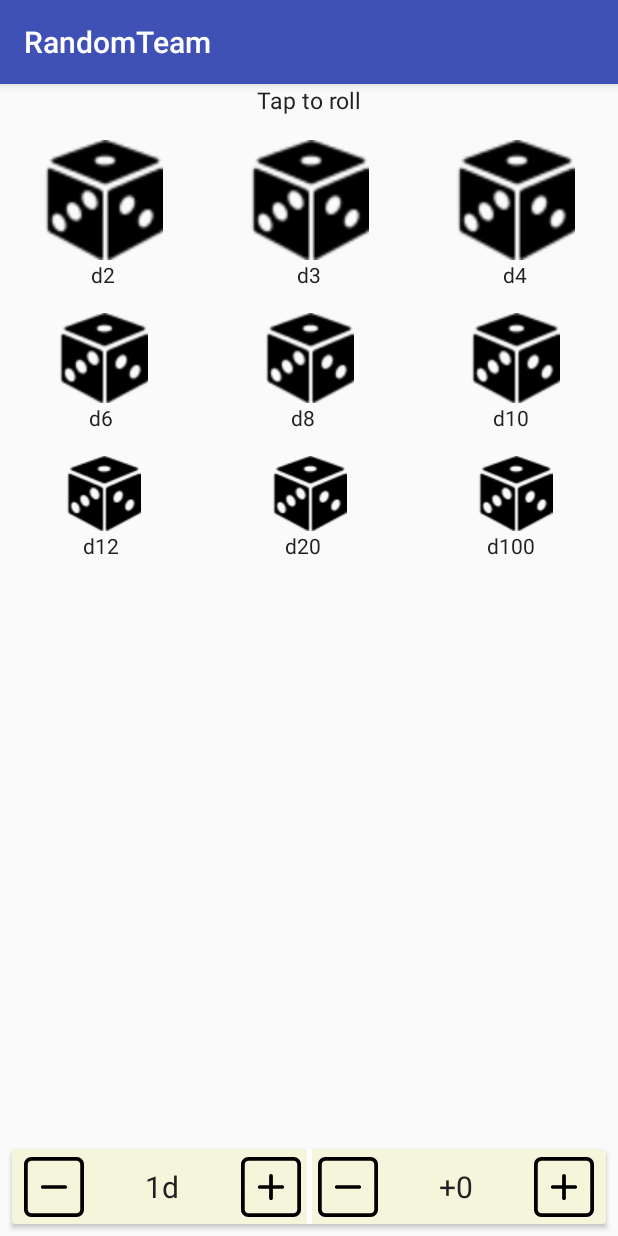
After one commit to SergeyRF/RandomTeam, an Android app: the DiceActivity screen opened directly, with no data from a screen before it, on a phone screen of 412 x 824 dp. The commit adds this screen. Run offline under Robolectric (Android 15) with nearby library versions, the phone set to English and light mode, and no system bars.

Commit message:
dice random

```diff
--- a/app/src/main/AndroidManifest.xml
+++ b/app/src/main/AndroidManifest.xml
@@ -17,7 +17,8 @@
                 <category android:name="android.intent.category.LAUNCHER" />
             </intent-filter>
         </activity>
-        <activity android:name=".activity.PlayerTeamActivity"></activity>
+        <activity android:name=".activity.PlayerTeamActivity" />
+        <activity android:name=".activity.DiceActivity"></activity>
     </application>
 
 </manifest>
--- /dev/null
+++ b/app/src/main/java/com/atilladroid/randomteam/activity/DiceActivity.kt
@@ -0,0 +1,145 @@
+package com.atilladroid.randomteam.activity
+
+import android.annotation.SuppressLint
+import android.app.Dialog
+import android.os.Bundle
+import android.os.Handler
+import android.support.v7.app.AppCompatActivity
+import android.widget.TextView
+import com.atilladroid.randomteam.R
+import kotlinx.android.synthetic.main.activity_dice.*
+
+class DiceActivity : AppCompatActivity() {
+
+    var diceSum = 1
+    var numberSum = 0
+    var numberSign = "+"
+
+    @SuppressLint("SetTextI18n")
+    override fun onCreate(savedInstanceState: Bundle?) {
+        super.onCreate(savedInstanceState)
+        setContentView(R.layout.activity_dice)
+        setText()
+
+
+        ib_plus_d.setOnClickListener {
+            plusDice()
+            setText()
+        }
+        ib_minus_d.setOnClickListener {
+            minusDice()
+            setText()
+        }
+        ib_plus_number.setOnClickListener {
+            plusNumber()
+            setText()
+        }
+        ib_minus_number.setOnClickListener {
+            minusNumber()
+            setText()
+        }
+
+        iv_dice_d2.setOnClickListener { dialog(createDice(2)) }
+        iv_dice_d3.setOnClickListener { dialog(createDice(3)) }
+        iv_dice_d4.setOnClickListener { dialog(createDice(4)) }
+        iv_dice_d6.setOnClickListener { dialog(createDice(6)) }
+        iv_dice_d8.setOnClickListener { dialog(createDice(8)) }
+        iv_dice_d10.setOnClickListener { dialog(createDice(10)) }
+        iv_dice_d12.setOnClickListener { dialog(createDice(12)) }
+        iv_dice_d20.setOnClickListener { dialog(createDice(20)) }
+        iv_dice_d100.setOnClickListener { dialog(createDice(100)) }
+
+
+    }
+
+
+    fun setText() {
+        tv_dice_sum.text = "${diceSum}d"
+        tv_number_sum.text = if (numberSum >= 0) {
+            "$numberSign$numberSum"
+        } else {
+            "$numberSum"
+        }
+    }
+
+    fun plusDice() {
+        if (diceSum == 100) {
+        } else {
+            diceSum++
+        }
+    }
+
+    fun minusDice() {
+        if (diceSum == 1) {
+        } else {
+            diceSum--
+        }
+    }
+
+    fun plusNumber() {
+        if (numberSum == 100) {
+        } else {
+            numberSum++
+        }
+    }
+
+    fun minusNumber() {
+        if (numberSum == -100) {
+        } else {
+            numberSum--
+        }
+    }
+
+    fun generateRandom(dice: Int): Int {
+        Handler().postDelayed({ }, 3)
+        return (Math.random() * dice).toInt() + 1
+    }
+
+    fun createDice(dice: Int): MutableList<Int> {
+        val listResult = mutableListOf<Int>()
+        var result: Int
+
+        for (i in 1..diceSum) {
+            listResult.add(generateRandom(dice))
+        }
+        result = listResult.sum() + numberSum
+        listResult.add(result)
+        listResult.add(dice)
+        return listResult
+    }
+
+    private fun dialog(result: MutableList<Int>) {
+        val dialog = Dialog(this)
+
+        dialog.setContentView(R.layout.dialog_dice_result)
+        val tvNumberDice = dialog.findViewById<TextView>(R.id.tv_number_dice)
+        val tvDiceResult = dialog.findViewById<TextView>(R.id.tv_dice_result)
+        val tvDiceSmollResult = dialog.findViewById<TextView>(R.id.tv_dice_smoll_result)
+
+
+        var dice = "${diceSum}d${result[result.lastIndex]}"
+        if (numberSum != 0) {
+            if (numberSum > 0) {
+                dice += "${numberSign}${numberSum}"
+            } else {
+                dice += "${numberSum}"
+            }
+        }
+        tvNumberDice.text = dice
+
+        tvDiceResult.text = "${result[result.lastIndex - 1]}"
+        var smollResult: String = ""
+        for (i in 0..result.lastIndex - 2) {
+            if (i == 0) {
+                smollResult = result[i].toString()
+            } else {
+                smollResult += ", ${result[i]}"
+            }
+        }
+        tvDiceSmollResult.text = smollResult
+
+
+
+        dialog.show()
+    }
+}
--- a/app/src/main/java/com/atilladroid/randomteam/activity/StartActivity.kt
+++ b/app/src/main/java/com/atilladroid/randomteam/activity/StartActivity.kt
@@ -14,5 +14,8 @@ class StartActivity : AppCompatActivity() {
         bt_start.setOnClickListener {
             startActivity(Intent(this, PlayerTeamActivity::class.java))
         }
+        bt_rules.setOnClickListener {
+            startActivity(Intent(this,DiceActivity::class.java))
+        }
     }
 }
--- /dev/null
+++ b/app/src/main/res/drawable/ic_add_button.xml
@@ -0,0 +1,4 @@
+<vector android:height="40dp" android:viewportHeight="612.0"
+    android:viewportWidth="612.0" android:width="40dp" xmlns:android="http://schemas.android.com/apk/res/android">
+    <path android:fillColor="#FF000000" android:pathData="M420.8,286.9h-95.6V191.3c0,-10.6 -8.6,-19.1 -19.1,-19.1c-10.6,0 -19.1,8.6 -19.1,19.1v95.6H191.3c-10.6,0 -19.1,8.6 -19.1,19.1c0,10.6 8.6,19.1 19.1,19.1h95.6v95.6c0,10.6 8.6,19.1 19.1,19.1c10.6,0 19.1,-8.6 19.1,-19.1v-95.6h95.6c10.6,0 19.1,-8.6 19.1,-19.1C439.9,295.4 431.3,286.9 420.8,286.9zM535.5,0h-459C34.3,0 0,34.3 0,76.5v459C0,577.7 34.3,612 76.5,612h459c42.2,0 76.5,-34.3 76.5,-76.5v-459C612,34.3 577.7,0 535.5,0zM573.8,535.5c0,21.1 -17.1,38.3 -38.3,38.3h-459c-21.1,0 -38.3,-17.1 -38.3,-38.3v-459c0,-21.1 17.1,-38.3 38.3,-38.3h459c21.1,0 38.3,17.1 38.3,38.3V535.5z"/>
+</vector>
--- /dev/null
+++ b/app/src/main/res/drawable/ic_minus_button.xml
@@ -0,0 +1,4 @@
+<vector android:height="40dp" android:viewportHeight="612.0"
+    android:viewportWidth="612.0" android:width="40dp" xmlns:android="http://schemas.android.com/apk/res/android">
+    <path android:fillColor="#FF000000" android:pathData="M420.8,286.9h-229.5c-10.6,0 -19.1,8.6 -19.1,19.1c0,10.6 8.6,19.1 19.1,19.1h229.5c10.6,0 19.1,-8.6 19.1,-19.1C439.9,295.4 431.3,286.9 420.8,286.9zM535.5,0h-459C34.3,0 0,34.3 0,76.5v459C0,577.7 34.3,612 76.5,612h459c42.2,0 76.5,-34.3 76.5,-76.5v-459C612,34.3 577.7,0 535.5,0zM573.8,535.5c0,21.1 -17.1,38.3 -38.3,38.3h-459c-21.1,0 -38.3,-17.1 -38.3,-38.3v-459c0,-21.1 17.1,-38.3 38.3,-38.3h459c21.1,0 38.3,17.1 38.3,38.3V535.5z"/>
+</vector>
--- /dev/null
+++ b/app/src/main/res/layout/activity_dice.xml
@@ -0,0 +1,291 @@
+<?xml version="1.0" encoding="utf-8"?>
+<android.support.constraint.ConstraintLayout xmlns:android="http://schemas.android.com/apk/res/android"
+    xmlns:app="http://schemas.android.com/apk/res-auto"
+    xmlns:tools="http://schemas.android.com/tools"
+    android:layout_width="match_parent"
+    android:layout_height="match_parent"
+    tools:context="com.atilladroid.randomteam.activity.DiceActivity">
+
+    <LinearLayout
+        android:layout_width="match_parent"
+        android:layout_height="wrap_content"
+        android:orientation="vertical">
+
+        <TextView
+            android:layout_width="match_parent"
+            android:layout_height="wrap_content"
+            android:layout_marginBottom="@dimen/big_margin"
+            android:gravity="center"
+            android:text="Tap to roll"
+            android:textColor="@color/primary_text"
+            android:textSize="@dimen/text_smoll"
+
+            />
+
+        <LinearLayout
+            android:layout_width="match_parent"
+            android:layout_height="80dp">
+
+            <ImageView
+                android:id="@+id/iv_dice_d2"
+                android:layout_width="wrap_content"
+                android:layout_height="match_parent"
+                android:layout_weight="1"
+                android:src="@drawable/dice" />
+
+            <ImageView
+                android:id="@+id/iv_dice_d3"
+                android:layout_width="wrap_content"
+                android:layout_height="match_parent"
+                android:layout_weight="1"
+                android:src="@drawable/dice" />
+
+            <ImageView
+                android:id="@+id/iv_dice_d4"
+                android:layout_width="wrap_content"
+                android:layout_height="match_parent"
+                android:layout_weight="1"
+                android:src="@drawable/dice" />
+        </LinearLayout>
+
+        <LinearLayout
+            android:layout_width="match_parent"
+            android:layout_height="wrap_content">
+
+            <TextView
+                android:layout_width="wrap_content"
+                android:layout_height="wrap_content"
+                android:layout_weight="1"
+                android:gravity="center"
+                android:text="d2"
+                android:textColor="@color/primary_text" />
+
+            <TextView
+                android:layout_width="wrap_content"
+                android:layout_height="wrap_content"
+                android:layout_weight="1"
+                android:gravity="center"
+                android:text="d3"
+                android:textColor="@color/primary_text" />
+
+            <TextView
+                android:layout_width="wrap_content"
+                android:layout_height="wrap_content"
+                android:layout_weight="1"
+                android:gravity="center"
+                android:text="d4"
+                android:textColor="@color/primary_text" />
+        </LinearLayout>
+
+        <LinearLayout
+            android:layout_width="match_parent"
+            android:layout_height="60dp"
+            android:layout_marginTop="@dimen/big_margin">
+
+            <ImageView
+                android:id="@+id/iv_dice_d6"
+                android:layout_width="wrap_content"
+                android:layout_height="match_parent"
+                android:layout_weight="1"
+                android:src="@drawable/dice" />
+
+            <ImageView
+                android:id="@+id/iv_dice_d8"
+                android:layout_width="wrap_content"
+                android:layout_height="match_parent"
+                android:layout_weight="1"
+                android:src="@drawable/dice" />
+
+            <ImageView
+                android:id="@+id/iv_dice_d10"
+                android:layout_width="wrap_content"
+                android:layout_height="match_parent"
+                android:layout_weight="1"
+                android:src="@drawable/dice" />
+        </LinearLayout>
+
+        <LinearLayout
+            android:layout_width="match_parent"
+            android:layout_height="wrap_content">
+
+            <TextView
+                android:layout_width="wrap_content"
+                android:layout_height="wrap_content"
+                android:layout_weight="1"
+                android:gravity="center"
+                android:text="d6"
+                android:textColor="@color/primary_text" />
+
+            <TextView
+                android:layout_width="wrap_content"
+                android:layout_height="wrap_content"
+                android:layout_weight="1"
+                android:gravity="center"
+                android:text="d8"
+                android:textColor="@color/primary_text" />
+
+            <TextView
+                android:layout_width="wrap_content"
+                android:layout_height="wrap_content"
+                android:layout_weight="1"
+                android:gravity="center"
+                android:text="d10"
+                android:textColor="@color/primary_text" />
+        </LinearLayout>
+
+        <LinearLayout
+            android:layout_width="match_parent"
+            android:layout_height="wrap_content"
+            android:layout_marginTop="@dimen/big_margin">
+
+            <ImageView
+                android:id="@+id/iv_dice_d12"
+                android:layout_width="wrap_content"
+                android:layout_height="wrap_content"
+                android:layout_weight="1"
+                android:src="@drawable/dice" />
+
+            <ImageView
+                android:id="@+id/iv_dice_d20"
+                android:layout_width="wrap_content"
+                android:layout_height="wrap_content"
+                android:layout_weight="1"
+                android:src="@drawable/dice" />
+
+            <ImageView
+                android:id="@+id/iv_dice_d100"
+                android:layout_width="wrap_content"
+                android:layout_height="wrap_content"
+                android:layout_weight="1"
+                android:src="@drawable/dice" />
+        </LinearLayout>
+
+        <LinearLayout
+            android:layout_width="match_parent"
+            android:layout_height="wrap_content">
+
+            <TextView
+                android:layout_width="wrap_content"
+                android:layout_height="wrap_content"
+                android:layout_weight="1"
+                android:gravity="center"
+                android:text="d12"
+                android:textColor="@color/primary_text" />
+
+            <TextView
+                android:layout_width="wrap_content"
+                android:layout_height="wrap_content"
+                android:layout_weight="1"
+                android:gravity="center"
+                android:text="d20"
+                android:textColor="@color/primary_text" />
+
+            <TextView
+                android:layout_width="wrap_content"
+                android:layout_height="wrap_content"
+                android:layout_weight="1"
+                android:gravity="center"
+                android:text="d100"
+                android:textColor="@color/primary_text" />
+        </LinearLayout>
+
+    </LinearLayout>
+
+    <android.support.v7.widget.CardView xmlns:android="http://schemas.android.com/apk/res/android"
+        xmlns:app="http://schemas.android.com/apk/res-auto"
+        xmlns:tools="http://schemas.android.com/tools"
+        android:layout_width="match_parent"
+        android:layout_height="50dp"
+        android:layout_marginBottom="@dimen/medium_margin"
+        android:layout_marginEnd="@dimen/medium_margin"
+        android:layout_marginStart="@dimen/medium_margin"
+        app:cardBackgroundColor="@color/Beige"
+        app:layout_constraintBottom_toBottomOf="parent">
+
+        <android.support.constraint.ConstraintLayout
+            android:layout_width="match_parent"
+            android:layout_height="match_parent"
+            android:orientation="vertical">
+
+            <View
+                android:id="@+id/viewCenter"
+                android:layout_width="3dp"
+                android:layout_height="wrap_content"
+                android:background="@color/white"
+                app:layout_constraintLeft_toLeftOf="parent"
+                app:layout_constraintRight_toRightOf="parent"></View>
+
+            <android.support.v7.widget.AppCompatImageButton
+                android:id="@+id/ib_minus_d"
+                android:layout_width="wrap_content"
+                android:layout_height="wrap_content"
+                android:layout_marginStart="@dimen/medium_margin"
+                android:background="@color/Transparent"
+                android:src="@drawable/ic_minus_button"
+                app:layout_constraintBottom_toBottomOf="parent"
+                app:layout_constraintLeft_toLeftOf="parent"
+                app:layout_constraintTop_toTopOf="parent" />
+
+            <TextView
+                android:id="@+id/tv_dice_sum"
+                android:layout_width="0dp"
+                android:layout_height="match_parent"
+                android:gravity="center"
+                android:text="100"
+                android:textColor="@color/primary_text"
+                android:textSize="@dimen/text_medium"
+                app:layout_constraintLeft_toRightOf="@+id/ib_minus_d"
+                app:layout_constraintRight_toLeftOf="@+id/ib_plus_d" />
+
+            <android.support.v7.widget.AppCompatImageButton
+                android:id="@+id/ib_plus_d"
+                android:layout_width="wrap_content"
+                android:layout_height="wrap_content"
+                android:layout_marginEnd="@dimen/small_margin"
+                android:background="@color/Transparent"
+                android:src="@drawable/ic_add_button"
+                app:layout_constraintBottom_toBottomOf="parent"
+                app:layout_constraintRight_toLeftOf="@+id/viewCenter"
+                app:layout_constraintTop_toTopOf="parent" />
+
+            <android.support.v7.widget.AppCompatImageButton
+                android:id="@+id/ib_minus_number"
+                android:layout_width="wrap_content"
+                android:layout_height="wrap_content"
+                android:layout_marginStart="@dimen/small_margin"
+                android:background="@color/Transparent"
+                android:src="@drawable/ic_minus_button"
+                app:layout_constraintBottom_toBottomOf="parent"
+                app:layout_constraintLeft_toRightOf="@+id/viewCenter"
+                app:layout_constraintTop_toTopOf="parent" />
+
+            <TextView
+                android:id="@+id/tv_number_sum"
+                android:layout_width="0dp"
+                android:layout_height="match_parent"
+                android:gravity="center"
+                android:text="100"
+                android:textColor="@color/primary_text"
+                android:textSize="@dimen/text_medium"
+                app:layout_constraintLeft_toRightOf="@+id/ib_minus_number"
+                app:layout_constraintRight_toLeftOf="@+id/ib_plus_number" />
+
+            <android.support.v7.widget.AppCompatImageButton
+                android:id="@+id/ib_plus_number"
+                android:layout_width="wrap_content"
+                android:layout_height="wrap_content"
+                android:layout_marginEnd="@dimen/medium_margin"
+                android:background="@color/Transparent"
+                android:src="@drawable/ic_add_button"
+                app:layout_constraintBottom_toBottomOf="parent"
+                app:layout_constraintRight_toRightOf="parent"
+                app:layout_constraintTop_toTopOf="parent" />
+
+
+        </android.support.constraint.ConstraintLayout>
+
+
+    </android.support.v7.widget.CardView>
+
+
+</android.support.constraint.ConstraintLayout>
--- /dev/null
+++ b/app/src/main/res/layout/dialog_dice_result.xml
@@ -0,0 +1,44 @@
+<?xml version="1.0" encoding="utf-8"?>
+<android.support.constraint.ConstraintLayout xmlns:android="http://schemas.android.com/apk/res/android"
+    xmlns:app="http://schemas.android.com/apk/res-auto"
+    android:layout_width="wrap_content"
+    android:layout_height="wrap_content">
+
+    <TextView
+        android:id="@+id/tv_number_dice"
+        android:layout_width="200dp"
+        android:layout_height="wrap_content"
+        android:gravity="center"
+        android:text="100d"
+        android:textColor="@color/primary_text"
+        android:textSize="@dimen/text_medium"
+        app:layout_constraintLeft_toLeftOf="parent"
+        app:layout_constraintRight_toRightOf="parent" />
+
+    <TextView
+        android:id="@+id/tv_dice_result"
+        android:layout_width="wrap_content"
+        android:layout_height="wrap_content"
+        android:layout_marginTop="@dimen/medium_margin"
+        android:text="354"
+        android:textColor="@color/primary_text"
+        android:textSize="60sp"
+        app:layout_constraintLeft_toLeftOf="parent"
+        app:layout_constraintRight_toRightOf="parent"
+        app:layout_constraintTop_toBottomOf="@+id/tv_number_dice" />
+
+    <TextView
+        android:id="@+id/tv_dice_smoll_result"
+        android:layout_width="wrap_content"
+        android:layout_height="wrap_content"
+        android:layout_marginTop="@dimen/medium_margin"
+        android:gravity="center"
+        android:text="2, 4, ,4, 5, 4, 4"
+        android:textColor="@color/primary_text"
+        android:textSize="@dimen/text_smoll"
+        app:layout_constraintLeft_toLeftOf="parent"
+        app:layout_constraintRight_toRightOf="parent"
+        app:layout_constraintTop_toBottomOf="@+id/tv_dice_result" />
+
+
+</android.support.constraint.ConstraintLayout>
--- a/app/src/main/res/values/colors.xml
+++ b/app/src/main/res/values/colors.xml
@@ -10,6 +10,8 @@
     <color name="darkGrey">#666666</color>
     <color name="Transparent">#00000000</color>
 
+    <color name="Beige">#F5F5DC</color>
+    <color name="burlywood">#DEB887</color>
 
     <color name="white">#ffffff</color>
 
```
